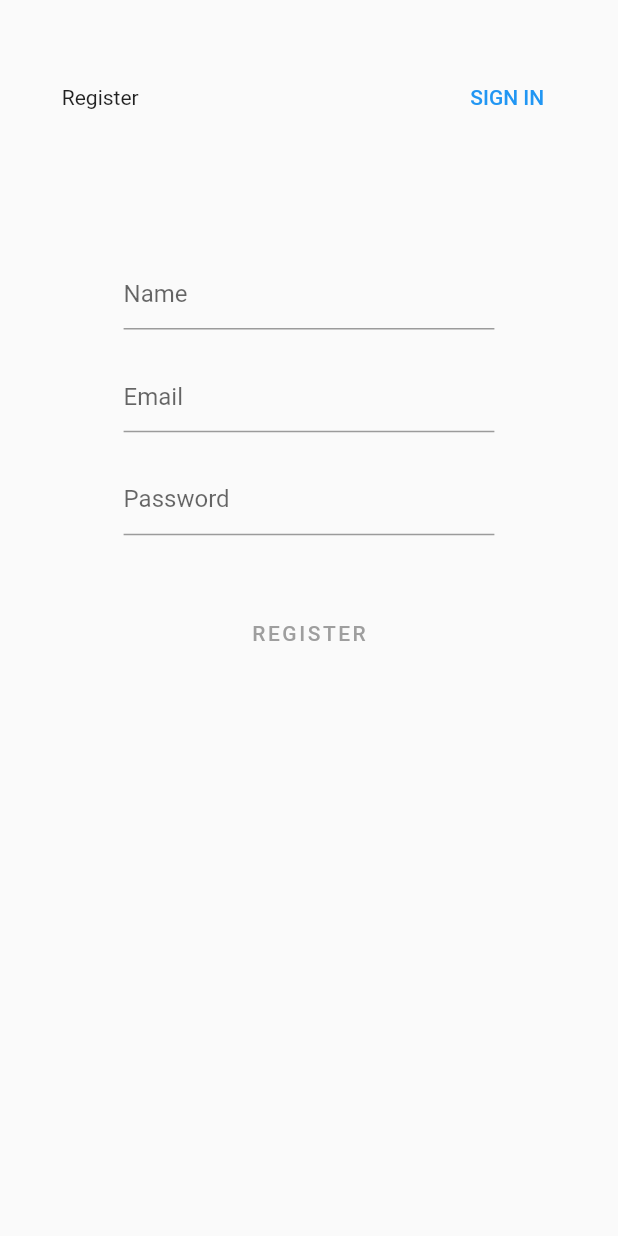
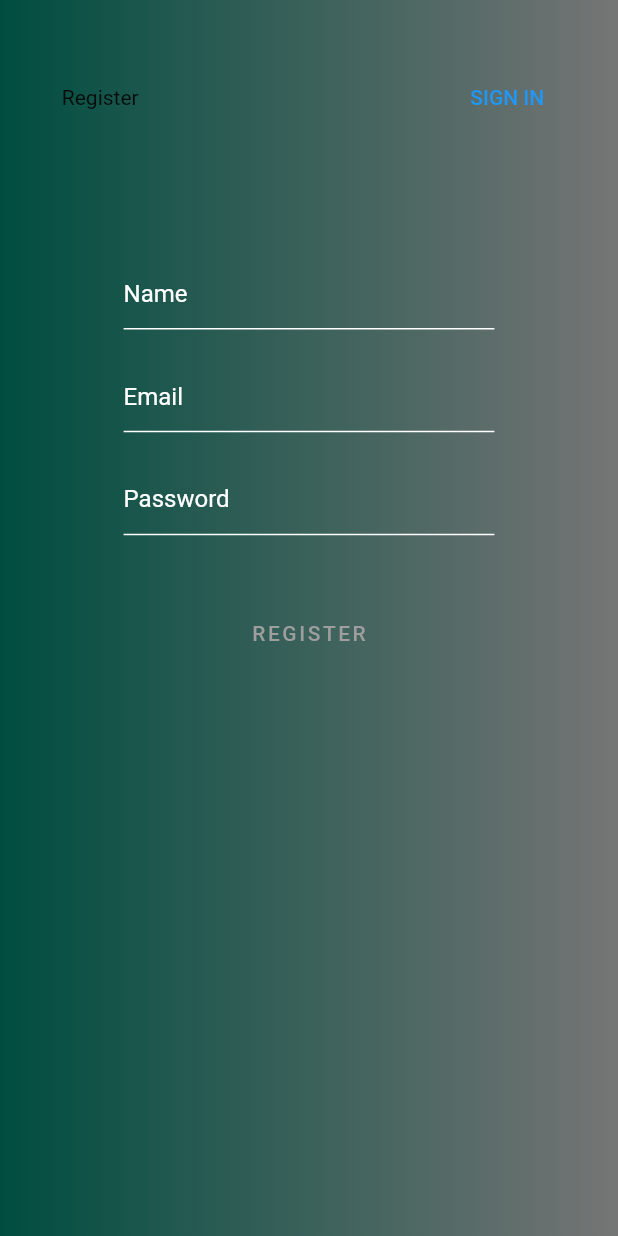
Before and after one commit to nataniayp/plEASE, a Flutter app: the screen it shows after launch, after a tap on "REGISTER", on a phone screen of 412 x 824 dp. Run offline on Flutter 3.47's test engine with Material 2 defaults, Android fonts, the phone set to English and light mode, and no system bars; our stand-ins replace firebase_auth, firebase_core, flutter_spinkit; accounts and stored records are empty.

Commit message:
changed borders of textformfield to white

```diff
--- a/lib/screens/authenticate/register.dart
+++ b/lib/screens/authenticate/register.dart
@@ -26,6 +26,11 @@ class _RegisterState extends State<Register> {
 
     return Scaffold(
       body: Container(
+        decoration: BoxDecoration(
+          gradient: LinearGradient(
+              colors: [Colors.teal[900], Colors.grey[600]]
+          ),
+        ),
         padding: EdgeInsets.all(0.1 * size.width),
         child: Column(
           children: [
@@ -53,7 +58,16 @@ class _RegisterState extends State<Register> {
                         height: 0.1 * size.width,
                       ),
                       TextFormField(
-                        decoration: InputDecoration(hintText: "Name"),
+                        decoration: InputDecoration(
+                          hintText: "Name",
+                          hintStyle: TextStyle(color: Colors.white,),
+                          enabledBorder: UnderlineInputBorder(
+                              borderSide: BorderSide(color: Colors.white,)
+                          ),
+                          focusedBorder: UnderlineInputBorder(
+                              borderSide: BorderSide(color: Colors.white,)
+                          ),
+                        ),
                         validator: (val) => val.isEmpty
                             ? 'Enter a name'
                             : null,
@@ -65,7 +79,16 @@ class _RegisterState extends State<Register> {
                         height: 0.05 * size.width,
                       ),
                       TextFormField(
-                        decoration: InputDecoration(hintText: "Email"),
+                        decoration: InputDecoration(
+                          hintText: "Email",
+                          hintStyle: TextStyle(color: Colors.white,),
+                          enabledBorder: UnderlineInputBorder(
+                              borderSide: BorderSide(color: Colors.white,)
+                          ),
+                          focusedBorder: UnderlineInputBorder(
+                              borderSide: BorderSide(color: Colors.white,)
+                          ),
+                        ),
                         validator: (val) => val.isEmpty
                             ? 'Enter an email'
                             : null,
@@ -78,7 +101,16 @@ class _RegisterState extends State<Register> {
                       ),
                       TextFormField(
                         obscureText: true,
-                        decoration: InputDecoration(hintText: "Password"),
+                        decoration: InputDecoration(
+                          hintText: "Password",
+                          hintStyle: TextStyle(color: Colors.white,),
+                          enabledBorder: UnderlineInputBorder(
+                              borderSide: BorderSide(color: Colors.white,)
+                          ),
+                          focusedBorder: UnderlineInputBorder(
+                              borderSide: BorderSide(color: Colors.white,)
+                          ),
+                        ),
                         validator: (val) => val.length < 6
                             ? 'Enter a password with 6+ characters'
                             : null,
--- a/lib/screens/authenticate/sign_in.dart
+++ b/lib/screens/authenticate/sign_in.dart
@@ -27,6 +27,11 @@ class _SignInState extends State<SignIn> {
 
     return loading ? Loading() : Scaffold(
       body: Container(
+        decoration: BoxDecoration(
+          gradient: LinearGradient(
+              colors: [Colors.teal[900], Colors.grey[600]]
+          ),
+        ),
         padding: EdgeInsets.all(0.1 * size.width),
         child: Column(
           children: [
@@ -57,7 +62,19 @@ class _SignInState extends State<SignIn> {
                       height: 0.1 * size.width,
                     ),
                     TextFormField(
-                      decoration: InputDecoration(hintText: "Email"),
+                      style: TextStyle(
+                        color: Colors.white,
+                      ),
+                      decoration: InputDecoration(
+                        hintText: "Email",
+                        hintStyle: TextStyle(color: Colors.white,),
+                        enabledBorder: UnderlineInputBorder(
+                          borderSide: BorderSide(color: Colors.white,)
+                        ),
+                        focusedBorder: UnderlineInputBorder(
+                            borderSide: BorderSide(color: Colors.white,)
+                        ),
+                      ),
                       validator: (val) => val.isEmpty
                           ? 'Enter an email'
                           : null,
@@ -70,7 +87,16 @@ class _SignInState extends State<SignIn> {
                     ),
                     TextFormField(
                       obscureText: true,
-                      decoration: InputDecoration(hintText: "Password"),
+                      decoration: InputDecoration(
+                        hintText: "Password",
+                        hintStyle: TextStyle(color: Colors.white,),
+                        enabledBorder: UnderlineInputBorder(
+                            borderSide: BorderSide(color: Colors.white,)
+                        ),
+                        focusedBorder: UnderlineInputBorder(
+                            borderSide: BorderSide(color: Colors.white,)
+                        ),
+                      ),
                       validator: (val) => val.length < 6
                           ? 'Enter a password with 6+ characters'
                           : null,
```
